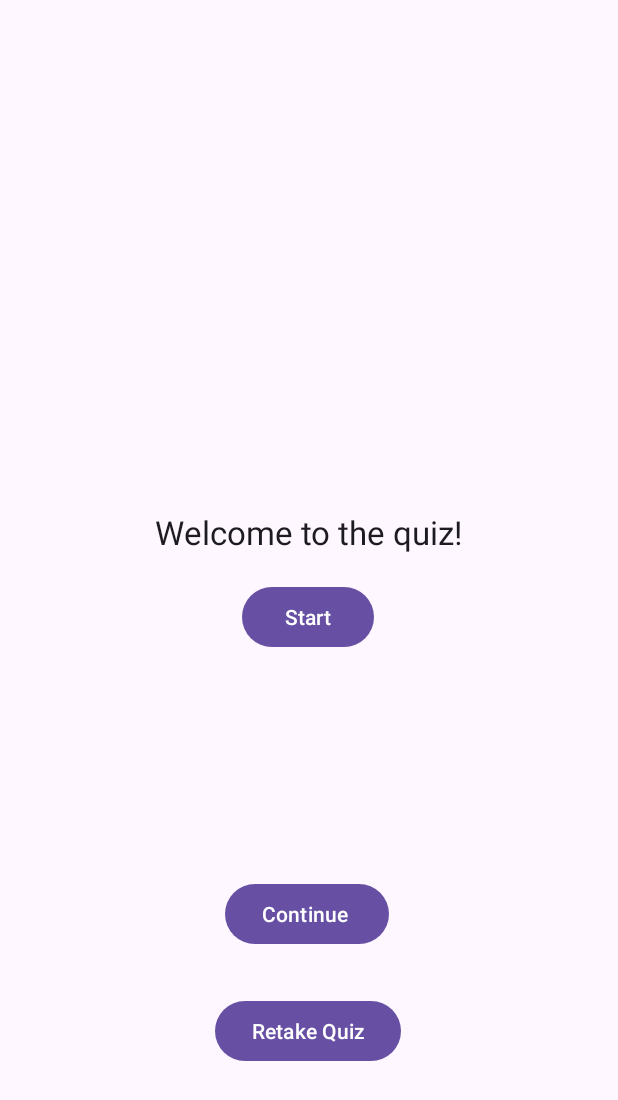
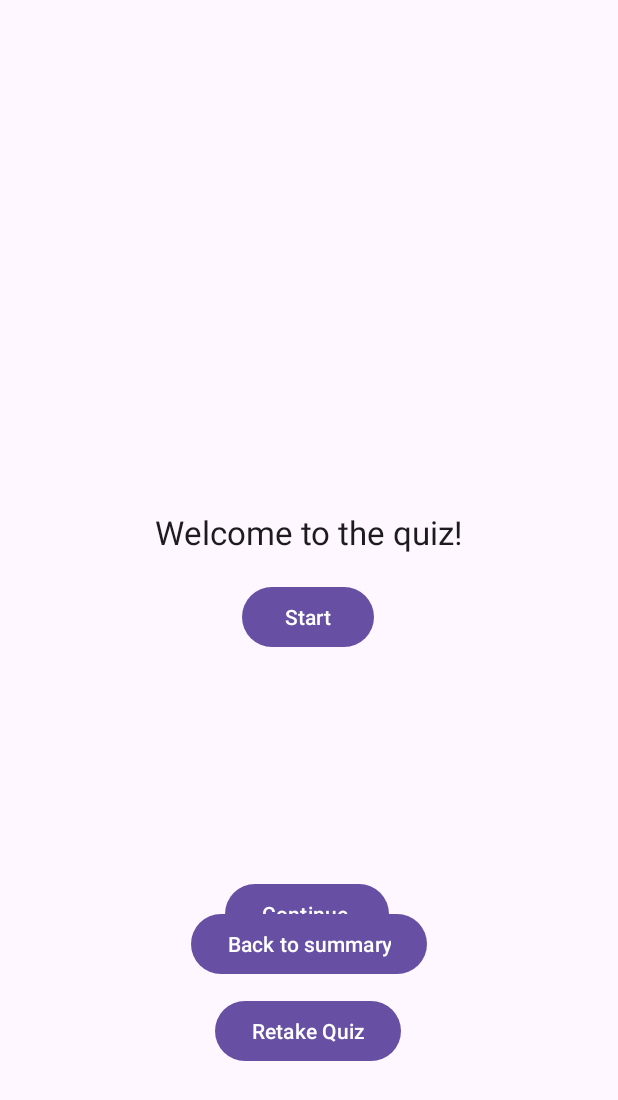
Before and after one commit to ben11norton/AndriodAppAssignment2, an Android app: the layout activity_main.xml on its own in the app's theme, with its tools: preview values and no code run, on a phone screen of 412 x 824 dp. Shown: the top 1100 px of the screen. Run offline under Robolectric (Android 15) with nearby library versions, the phone set to English and light mode, and no system bars.

```diff
--- a/app/src/main/res/layout/activity_main.xml
+++ b/app/src/main/res/layout/activity_main.xml
@@ -131,4 +131,27 @@
         app:layout_constraintTop_toTopOf="parent"
         app:layout_constraintVertical_bias="0.855" />
 
+    <Button
+        android:id="@+id/reviewButton"
+        android:layout_width="wrap_content"
+        android:layout_height="wrap_content"
+        android:text="Review"
+        app:layout_constraintBottom_toBottomOf="parent"
+        app:layout_constraintEnd_toEndOf="parent"
+        app:layout_constraintHorizontal_bias="0.49"
+        app:layout_constraintStart_toStartOf="parent"
+        app:layout_constraintTop_toTopOf="parent"
+        app:layout_constraintVertical_bias="0.78" />
+
+    <Button
+        android:id="@+id/backToSummaryButton"
+        android:layout_width="wrap_content"
+        android:layout_height="wrap_content"
+        android:text="Back to summary"
+        app:layout_constraintBottom_toBottomOf="parent"
+        app:layout_constraintEnd_toEndOf="parent"
+        app:layout_constraintStart_toStartOf="parent"
+        app:layout_constraintTop_toTopOf="parent"
+        app:layout_constraintVertical_bias="0.78" />
+
 </androidx.constraintlayout.widget.ConstraintLayout>
```
Also changed, not shown: app/src/main/java/com/example/andriodappassignment2/MainActivity.kt (+68 -15 lines).
